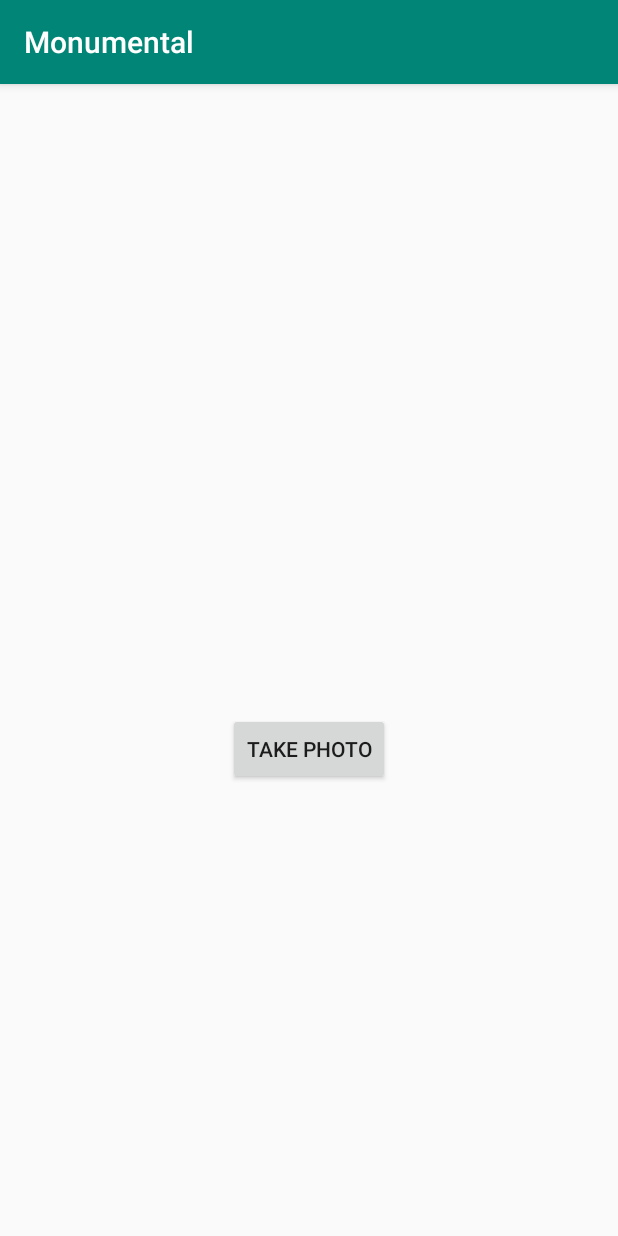
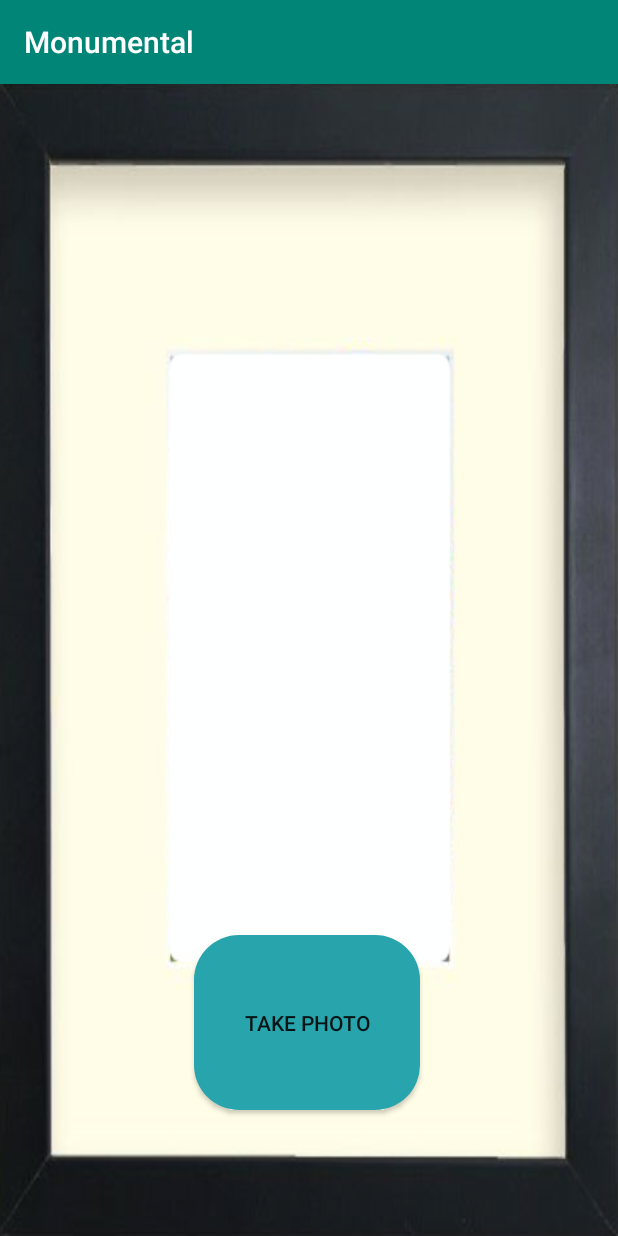
Before and after one commit to DubiousLatchkey/monumentAndroid, an Android app: the MonumentActivity screen opened directly, with no data from a screen before it, on a phone screen of 412 x 824 dp. Run offline under Robolectric (Android 15) with nearby library versions, the phone set to English and light mode, and no system bars.

```diff
--- a/Monument/app/src/main/java/com/example/monument/ui/login/LoginActivity.java
+++ b/Monument/app/src/main/java/com/example/monument/ui/login/LoginActivity.java
@@ -24,6 +24,7 @@
 import android.view.inputmethod.EditorInfo;
 import android.widget.Button;
 import android.widget.EditText;
+import android.widget.ImageView;
 import android.widget.ProgressBar;
 import android.widget.TextView;
 import android.widget.Toast;
@@ -45,6 +46,7 @@
     EditText passwordEditText;
     Button loginButton;
     ProgressBar loadingProgressBar;
+    ImageView logoImage;
 
     @Override
     public void onCreate(Bundle savedInstanceState) {
@@ -57,6 +59,7 @@
         passwordEditText = findViewById(R.id.password);
         loginButton = findViewById(R.id.login);
         loadingProgressBar = findViewById(R.id.loading);
+        logoImage = findViewById(R.id.monumentLogo);
 
         loginButton.setOnClickListener(this);
 
--- a/Monument/app/src/main/java/com/example/monument/ui/login/MonumentActivity.java
+++ b/Monument/app/src/main/java/com/example/monument/ui/login/MonumentActivity.java
@@ -10,8 +10,10 @@
 import android.provider.MediaStore;
 import android.util.Log;
 import android.view.View;
+import android.view.ViewGroup;
 import android.widget.Button;
 import android.widget.ImageView;
+import android.widget.LinearLayout;
 import android.widget.TextView;
 import android.widget.Toast;
 
@@ -34,6 +36,7 @@
     TextView title;
     Button cameraButton;
     ImageView preview;
+    LinearLayout previewLayout;
 
     @Override
     protected void onCreate(Bundle savedInstanceState) {
@@ -43,6 +46,7 @@
         title = findViewById(R.id.monumentName);
         cameraButton = findViewById(R.id.photoButton);
         preview = findViewById(R.id.previewImageView);
+        previewLayout = findViewById(R.id.previewLayout);
 
         cameraButton.setOnClickListener(this);
 
@@ -69,6 +73,10 @@
         if (requestCode == 1 && resultCode == RESULT_OK) {
             Bundle extras = data.getExtras();
             Bitmap imageBitmap = (Bitmap) extras.get("data");
+            /*ViewGroup.LayoutParams param = previewLayout.getLayoutParams();
+            param.width = imageBitmap.getWidth();
+            param.height = imageBitmap.getHeight();
+            previewLayout.setLayoutParams(param);*/
             preview.setImageBitmap(imageBitmap);
 
             FirebaseVisionImage image = FirebaseVisionImage.fromBitmap(imageBitmap);
--- a/Monument/app/src/main/res/drawable/custom_login_button.xml
+++ b/Monument/app/src/main/res/drawable/custom_camera_button.xml
@@ -10,7 +10,7 @@
         android:topRightRadius="30dp" />
 
     <solid
-        android:color="#fc7f03"/>
+        android:color="#28a4ad"/>
 
     <padding
         android:bottom="0dp"
@@ -19,7 +19,7 @@
         android:top="0dp" />
 
     <size
-        android:height="60dp"
-        android:width="270dp" />
+        android:height="80dp"
+        android:width="150dp" />
 
 </shape>
--- a/Monument/app/src/main/res/drawable/gradient.xml
+++ b/Monument/app/src/main/res/drawable/gradient.xml
@@ -3,9 +3,9 @@
 
     <gradient
         android:angle="180"
-        android:centerColor="#26C986"
-        android:endColor="#109F8F"
-        android:startColor="#36ED81"
+        android:centerColor="#68aaab"
+        android:endColor="#4d7f80"
+        android:startColor="#86dadb"
         android:type="linear" />
 
 </shape>
--- a/Monument/app/src/main/res/layout/activity_monument.xml
+++ b/Monument/app/src/main/res/layout/activity_monument.xml
@@ -6,30 +6,70 @@
     android:layout_height="match_parent"
     tools:context=".ui.login.MonumentActivity">
 
-    <LinearLayout
+    <RelativeLayout
         android:layout_width="match_parent"
         android:layout_height="match_parent"
-        android:gravity="center"
-        android:orientation="vertical">
+        app:layout_constraintBottom_toBottomOf="parent"
+        app:layout_constraintEnd_toEndOf="parent"
+        app:layout_constraintStart_toStartOf="parent"
+        app:layout_constraintTop_toTopOf="parent">
 
-
-        <TextView
-            android:id="@+id/monumentName"
-            android:layout_width="wrap_content"
-            android:layout_height="wrap_content"
-            android:paddingBottom="100dp"
-            android:text="Example Text" />
+        <ImageView
+            android:id="@+id/im1"
+            android:layout_width="match_parent"
+            android:layout_height="match_parent"
+            android:scaleType="fitXY"
+            android:src="@drawable/editedframe" />
 
         <Button
             android:id="@+id/photoButton"
             android:layout_width="wrap_content"
             android:layout_height="wrap_content"
+            android:layout_alignParentStart="true"
+            android:layout_alignParentTop="true"
+            android:layout_alignParentEnd="true"
+            android:layout_alignParentBottom="true"
+            android:layout_marginStart="129dp"
+            android:layout_marginTop="567dp"
+            android:layout_marginEnd="132dp"
+            android:layout_marginBottom="84dp"
+            android:background="@drawable/custom_camera_button"
             android:text="Take Photo" />
+
+        <TextView
+            android:id="@+id/monumentName"
+            android:layout_width="183dp"
+            android:layout_height="78dp"
+            android:layout_alignParentStart="true"
+            android:layout_alignParentTop="true"
+            android:layout_alignParentEnd="true"
+            android:layout_alignParentBottom="true"
+            android:layout_marginStart="114dp"
+            android:layout_marginTop="49dp"
+            android:layout_marginEnd="113dp"
+            android:layout_marginBottom="604dp"
+            android:text="example text"
+            android:gravity="center"
+            android:textColor="#000000"
+            android:textSize="20sp" />
+
+    </RelativeLayout>
+
+    <LinearLayout
+        android:id="@+id/previewLayout"
+        android:layout_width="174dp"
+        android:layout_height="386dp"
+        android:orientation="vertical"
+        app:layout_constraintBottom_toBottomOf="parent"
+        app:layout_constraintEnd_toEndOf="parent"
+        app:layout_constraintStart_toStartOf="parent"
+        app:layout_constraintTop_toTopOf="parent">
 
         <ImageView
             android:id="@+id/previewImageView"
             android:layout_width="match_parent"
-            android:layout_height="wrap_content" />
+            android:layout_height="match_parent"
+            android:scaleType="fitCenter" />
+    </LinearLayout>
 
-    </LinearLayout>
 </androidx.constraintlayout.widget.ConstraintLayout>
--- a/Monument/app/src/main/res/mipmap-anydpi-v26/ic_launcher.xml
+++ /dev/null
@@ -1,5 +0,0 @@
-<?xml version="1.0" encoding="utf-8"?>
-<adaptive-icon xmlns:android="http://schemas.android.com/apk/res/android">
-    <background android:drawable="@drawable/ic_launcher_background" />
-    <foreground android:drawable="@drawable/ic_launcher_foreground" />
-</adaptive-icon>
--- a/Monument/app/src/main/res/mipmap-anydpi-v26/ic_launcher_round.xml
+++ /dev/null
@@ -1,5 +0,0 @@
-<?xml version="1.0" encoding="utf-8"?>
-<adaptive-icon xmlns:android="http://schemas.android.com/apk/res/android">
-    <background android:drawable="@drawable/ic_launcher_background" />
-    <foreground android:drawable="@drawable/ic_launcher_foreground" />
-</adaptive-icon>
```
Also changed, not shown: Monument/app/src/main/res/layout/activity_login.xml (+10 -0 lines), Monument/app/src/main/res/drawable/editedframe.png (added), Monument/app/src/main/res/drawable/monumentallogo.png (added), Monument/app/src/main/res/mipmap-hdpi/ic_launcher.png, Monument/app/src/main/res/mipmap-hdpi/ic_launcher_round.png, Monument/app/src/main/res/mipmap-mdpi/ic_launcher.png, Monument/app/src/main/res/mipmap-mdpi/ic_launcher_round.png, Monument/app/src/main/res/mipmap-xhdpi/ic_launcher.png, Monument/app/src/main/res/mipmap-xhdpi/ic_launcher_round.png, Monument/app/src/main/res/mipmap-xxhdpi/ic_launcher.png, Monument/app/src/main/res/mipmap-xxhdpi/ic_launcher_round.png, Monument/app/src/main/res/mipmap-xxxhdpi/ic_launcher.png, Monument/app/src/main/res/mipmap-xxxhdpi/ic_launcher_round.png (deleted).
